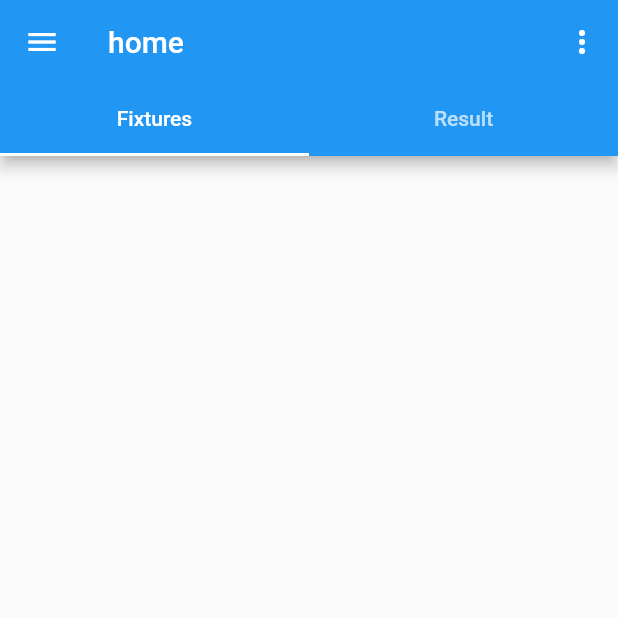
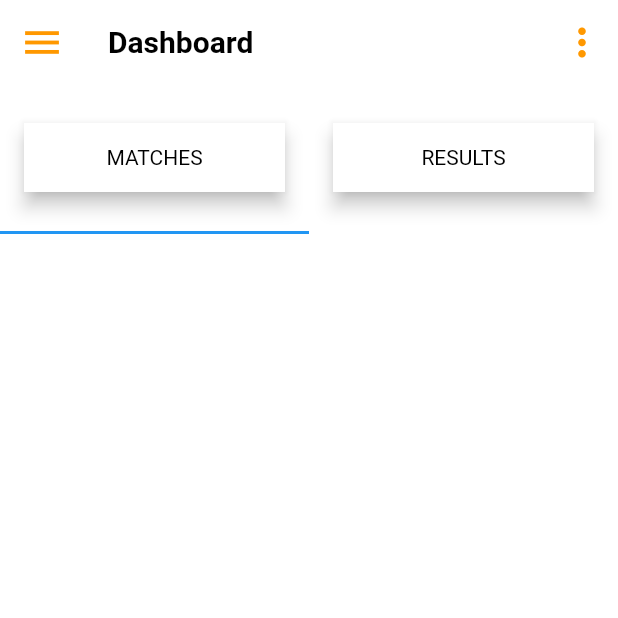
Before and after one commit to aleale2121/SoccerApp-Flutter, a Flutter app: the UserHome screen opened by its route, on a phone screen of 412 x 824 dp, the top half of it. Run offline on Flutter 3.47's test engine with Material 2 defaults, Android fonts, the phone set to English and light mode, and no system bars; our stand-ins replace bloc, cloud_firestore, date_time_picker, equatable, firebase_auth, firebase_core and 4 more; missing offline and left inert: random_color; accounts and stored records are empty.

Commit message:
fix: color

```diff
--- a/lib/view/home_screen/user_home_screen.dart
+++ b/lib/view/home_screen/user_home_screen.dart
@@ -1,10 +1,12 @@
 import 'package:flutter/material.dart';
+
 import 'package:soccer_app/models/model.dart';
+import 'package:soccer_app/util/util.dart';
 import 'package:soccer_app/view/auth_screens/change_password_screen.dart';
 import 'package:soccer_app/view/auth_screens/change_username_screen.dart';
 import 'package:soccer_app/view/auth_screens/user_delete_account.dart';
-import 'package:soccer_app/util/util.dart';
 import 'package:soccer_app/widgets/app_drawer_user.dart';
+
 import '../fixtures_screen/user_fixtures_screen.dart';
 import '../results_screen/user_results_screen.dart';
 
@@ -34,19 +36,21 @@ class _UserHomeState extends State<UserHome>
   @override
   Widget build(BuildContext context) {
     return Scaffold(
+      backgroundColor: Colors.white,
       appBar: AppBar(
-        title: Text('home'),
-        bottom: TabBar(
-          controller: controller,
-          tabs: [
-            Tab(
-              text: "Fixtures",
-            ),
-            Tab(
-              text: "Result",
-            )
-          ],
+        elevation: 0,
+        iconTheme: IconThemeData(
+          color: Colors.orange,
+          size: 30,
+        ), //add this line here
+        title: Text(
+          'Dashboard',
+          style: TextStyle(
+            color: Colors.black,
+            fontWeight: FontWeight.bold,
+          ),
         ),
+        backgroundColor: Colors.white,
         actions: [
           PopupMenuButton(
               icon: Icon(Icons.more_vert),
@@ -95,9 +99,77 @@ class _UserHomeState extends State<UserHome>
         ],
       ),
       drawer: UserAppDrawer(),
-      body: TabBarView(
-          controller: controller,
-          children: <Widget>[UserFixturesScreen(), UserResultsScreen()]),
+      body: Column(
+        crossAxisAlignment: CrossAxisAlignment.start,
+        children: [
+          Container(
+            height: 100,
+            child: TabBar(
+              controller: controller,
+              // indicatorColor: Colors.blueAccent,
+              // labelColor: Colors.blueAccent,
+
+              tabs: [
+                Tab(
+                  child: CustomTabBar(
+                    displayText: "MATCHES",
+                  ),
+                ),
+                Tab(
+                  child: CustomTabBar(
+                    displayText: "RESULTS",
+                  ),
+                )
+              ],
+            ),
+          ),
+          Expanded(
+            child: Container(
+              height: 600,
+              child: TabBarView(
+                controller: controller,
+                children: [
+                  UserFixturesScreen(),
+                  UserResultsScreen(),
+                ],
+              ),
+            ),
+          ),
+        ],
+      ),
     );
   }
 }
+
+class CustomTabBar extends StatelessWidget {
+  final String displayText;
+  final double width;
+  final double height;
+  const CustomTabBar({
+    Key? key,
+    required this.displayText,
+    this.width = 300,
+    this.height = 100,
+  }) : super(key: key);
+
+  @override
+  Widget build(BuildContext context) {
+    return Material(
+      elevation: 5.0,
+      child: Container(
+        alignment: Alignment.center,
+        height: height,
+        width: width,
+        decoration: BoxDecoration(
+          color: Colors.white,
+        ),
+        child: Text(
+          displayText,
+          style: TextStyle(
+            color: Colors.black,
+          ),
+        ),
+      ),
+    );
+  }
+}
```
